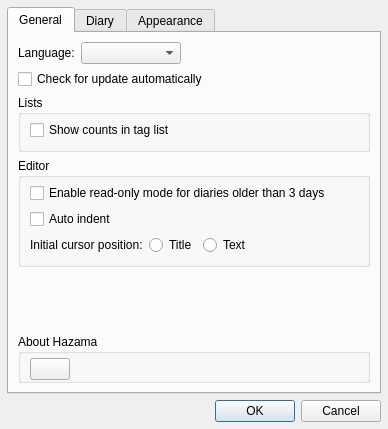
Old version of the form hazama/ui/configdialog.ui in the repository krrr/Hazama.
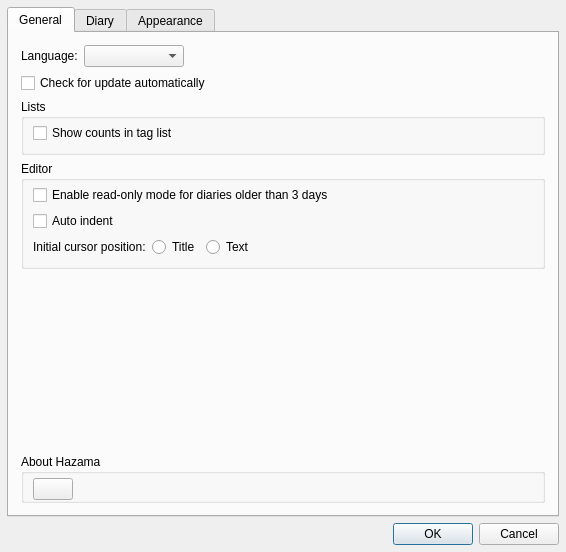
New version of the form. The open tabs and pages were chosen to show the change. Icons and pictures are not drawn.

```diff
--- a/hazama/ui/configdialog.ui
+++ b/hazama/ui/configdialog.ui
@@ -9,8 +9,8 @@
    <rect>
     <x>0</x>
     <y>0</y>
-    <width>388</width>
-    <height>429</height>
+    <width>566</width>
+    <height>552</height>
    </rect>
   </property>
   <property name="windowTitle">
@@ -36,14 +36,20 @@
        <string>General</string>
       </attribute>
       <layout class="QVBoxLayout" name="verticalLayout_6">
+       <property name="leftMargin">
+        <number>12</number>
+       </property>
+       <property name="topMargin">
+        <number>12</number>
+       </property>
+       <property name="rightMargin">
+        <number>12</number>
+       </property>
+       <property name="bottomMargin">
+        <number>12</number>
+       </property>
        <item>
         <layout class="QFormLayout" name="formLayout_3">
-         <property name="fieldGrowthPolicy">
-          <enum>QFormLayout::AllNonFixedFieldsGrow</enum>
-         </property>
-         <property name="verticalSpacing">
-          <number>5</number>
-         </property>
          <item row="1" column="0">
           <widget class="QLabel" name="label_2">
            <property name="sizePolicy">
@@ -89,7 +95,7 @@
          </property>
          <layout class="QVBoxLayout" name="verticalLayout_8">
           <property name="topMargin">
-           <number>5</number>
+           <number>4</number>
           </property>
           <item>
            <widget class="QCheckBox" name="tListCountCheck">
@@ -108,7 +114,7 @@
          </property>
          <layout class="QVBoxLayout" name="verticalLayout_7">
           <property name="topMargin">
-           <number>5</number>
+           <number>4</number>
           </property>
           <item>
            <widget class="QCheckBox" name="autoRoCheck">
```
Left out of the diff: 40 changed lines with no effect on the pictures.
